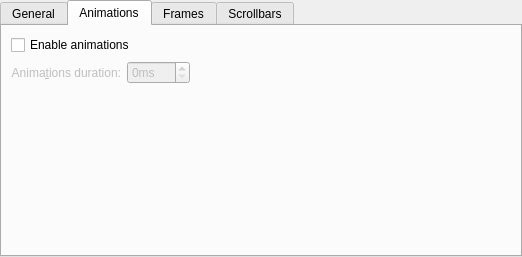
The window that kstyle/config/ui/breezestyleconfig.ui (Luwx/Lightly) describes before a commit, drawn with Qt 5.
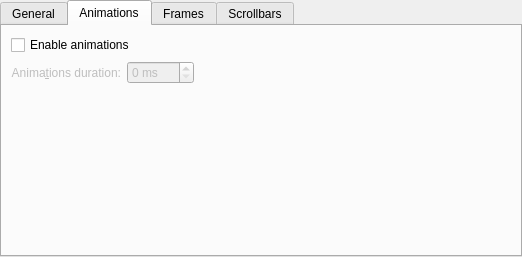
The same window after the commit. The open tabs and pages were chosen to show the change.

Commit message: Add space in front of spinbox suffix "ms"

Patch:
```diff
--- a/kstyle/config/ui/breezestyleconfig.ui
+++ b/kstyle/config/ui/breezestyleconfig.ui
@@ -193,7 +193,7 @@
           <bool>false</bool>
          </property>
          <property name="suffix">
-          <string>ms</string>
+          <string> ms</string>
          </property>
          <property name="maximum">
           <number>500</number>
```
The commit also changes 1 other file.
